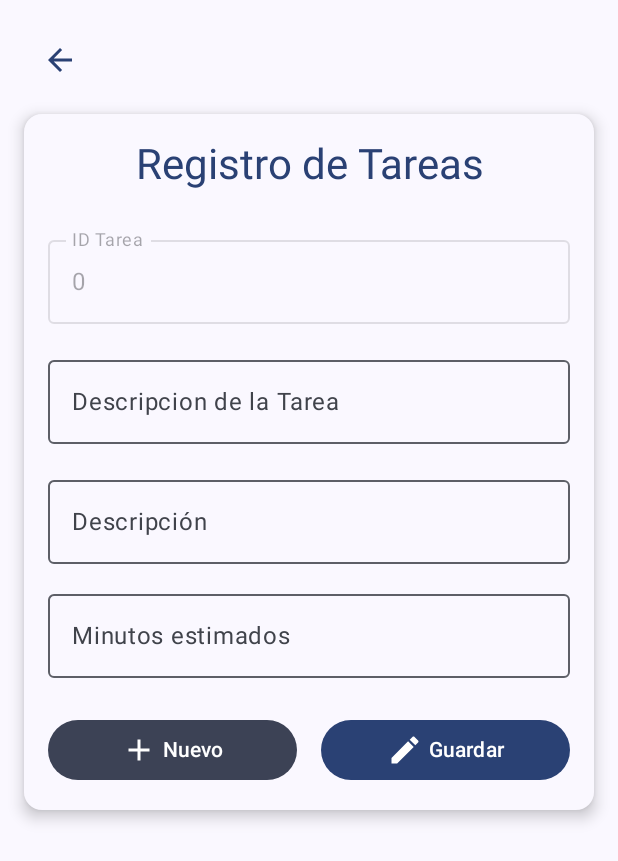
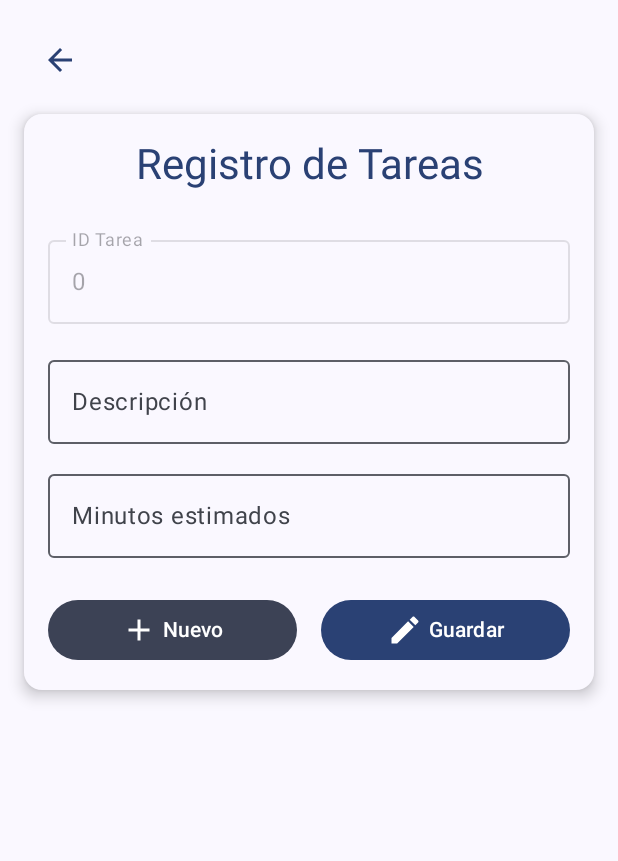
Before and after one commit to Wilmer0402/WilmerCastillo_Ap2_P1, an Android app built with Jetpack Compose: the composable TareaBodyScreen shown on its own in the app's theme, on a phone screen of 412 x 824 dp. Shown: the top 861 px of the screen. Run offline under Robolectric (Android 15) with nearby library versions, the phone set to English and light mode, and no system bars; our stand-ins replace Dagger/Hilt's generated code; 3 statements that could not run were skipped.

Commit message:
Ultimas Modificaciones

```diff
--- a/app/build.gradle.kts
+++ b/app/build.gradle.kts
@@ -54,9 +54,7 @@ dependencies {
     implementation(libs.androidx.junit.ktx)
     implementation(libs.androidx.activity.ktx)
     implementation(libs.androidx.navigation.compose.android)
-    implementation(libs.androidx.room.common.jvm)
-    implementation(libs.androidx.constraintlayout)
-    implementation(libs.androidx.compiler)
+    implementation(libs.androidx.adapters)
     annotationProcessor(libs.androidx.room.compiler)
     ksp(libs.androidx.room.compiler)
 
--- a/app/src/main/java/edu/ucne/wilmercastillo_ap2_p1/di/AppModule.kt
+++ b/app/src/main/java/edu/ucne/wilmercastillo_ap2_p1/di/AppModule.kt
@@ -1,10 +1,13 @@
 package edu.ucne.wilmercastillo_ap2_p1.di
 
-import androidx.databinding.tool.Context
+import androidx.room.Room
 import dagger.Module
 import dagger.Provides
 import dagger.hilt.InstallIn
+import dagger.hilt.android.qualifiers.ApplicationContext
 import dagger.hilt.components.SingletonComponent
+import javax.inject.Singleton
+import android.content.Context
 import edu.ucne.wilmercastillo_ap2_p1.data.local.Database.TareaDb
 
 
--- a/app/src/main/java/edu/ucne/wilmercastillo_ap2_p1/presentation/navigation/HostNavigation.kt
+++ b/app/src/main/java/edu/ucne/wilmercastillo_ap2_p1/presentation/navigation/HostNavigation.kt
@@ -5,7 +5,6 @@ import androidx.navigation.NavHostController
 import androidx.navigation.compose.NavHost
 import androidx.navigation.compose.composable
 import androidx.navigation.toRoute
-import edu.ucne.wilmercastillo_ap2_p1.presentation.sistema.SistemaListScreen
 import edu.ucne.wilmercastillo_ap2_p1.tareas.TareaListScreen
 import edu.ucne.wilmercastillo_ap2_p1.tareas.TareaScreen
 
--- a/app/src/main/java/edu/ucne/wilmercastillo_ap2_p1/presentation/sistema/SistemaEvent.kt
+++ /dev/null
@@ -1,4 +0,0 @@
-package edu.ucne.wilmercastillo_ap2_p1.presentation.sistema
-
-interface SistemaEvent {
-}
--- a/app/src/main/java/edu/ucne/wilmercastillo_ap2_p1/presentation/sistema/SistemaListScreen.kt
+++ /dev/null
@@ -1,6 +0,0 @@
-package edu.ucne.wilmercastillo_ap2_p1.presentation.sistema
-
-import androidx.compose.runtime.Composable
-
-@Composable
-fun SistemaListScreen(){}
--- a/app/src/main/java/edu/ucne/wilmercastillo_ap2_p1/presentation/sistema/SistemaScreen.kt
+++ /dev/null
@@ -1 +0,0 @@
-package edu.ucne.wilmercastillo_ap2_p1.presentation.sistema
--- a/app/src/main/java/edu/ucne/wilmercastillo_ap2_p1/presentation/sistema/SistemaUiState.kt
+++ /dev/null
@@ -1,5 +0,0 @@
-package edu.ucne.wilmercastillo_ap2_p1.presentation.sistema
-
-data class SistemaUiState(
-    val id: Int? = null,
-    )
--- a/app/src/main/java/edu/ucne/wilmercastillo_ap2_p1/tareas/TareaListScreen.kt
+++ b/app/src/main/java/edu/ucne/wilmercastillo_ap2_p1/tareas/TareaListScreen.kt
@@ -63,10 +63,11 @@ fun TareaRow(
         ) {
             Text(text = "Tarea ID: ${tarea.tareaId ?: 0}", style = MaterialTheme.typography.titleSmall)
             Spacer(modifier = Modifier.height(4.dp))
-            Text(text = tarea.descripcion, style = MaterialTheme.typography.titleSmall)
-            Spacer(modifier = Modifier.height(4.dp))
             Text(text = "Descripción: ${tarea.descripcion}", style = MaterialTheme.typography.titleSmall)
             Spacer(modifier = Modifier.height(12.dp))
+            Text(text = "Minutos: ${tarea.minutosId}", style = MaterialTheme.typography.titleSmall)
+            Spacer(modifier = Modifier.height(12.dp))
+
 
             Row(
                 modifier = Modifier.fillMaxWidth(),
--- a/app/src/main/java/edu/ucne/wilmercastillo_ap2_p1/tareas/TareaScreen.kt
+++ b/app/src/main/java/edu/ucne/wilmercastillo_ap2_p1/tareas/TareaScreen.kt
@@ -100,22 +100,12 @@ fun TareaBodyScreen(
 
                     Spacer(modifier = Modifier.height(16.dp))
 
-                    OutlinedTextField(
-                        value = uiState.descripcion ?: "",
-                        onValueChange = { onEvent(TareaEvent.DescripcionChange(it)) },
-                        label = { Text("Descripcion de la Tarea") },
-                        placeholder = { Text("Ej: Hacer compras") },
-                        modifier = Modifier.fillMaxWidth(),
-                        colors = OutlinedTextFieldDefaults.colors()
-                    )
-
-                    Spacer(modifier = Modifier.height(16.dp))
 
                     OutlinedTextField(
                         value = uiState.descripcion ?: "",
                         onValueChange = { onEvent(TareaEvent.DescripcionChange(it)) },
                         label = { Text("Descripción") },
-                        placeholder = { Text("Ej: Comprar frutas y verduras") },
+                        placeholder = { Text("Ej: Prueba") },
                         modifier = Modifier.fillMaxWidth(),
                         colors = OutlinedTextFieldDefaults.colors()
                     )
```
Also changed, not shown: app/src/main/java/edu/ucne/wilmercastillo_ap2_p1/presentation/sistema/SistemaViewModel.kt (deleted, +0 -13 lines), gradle/libs.versions.toml (+3 -7 lines).
